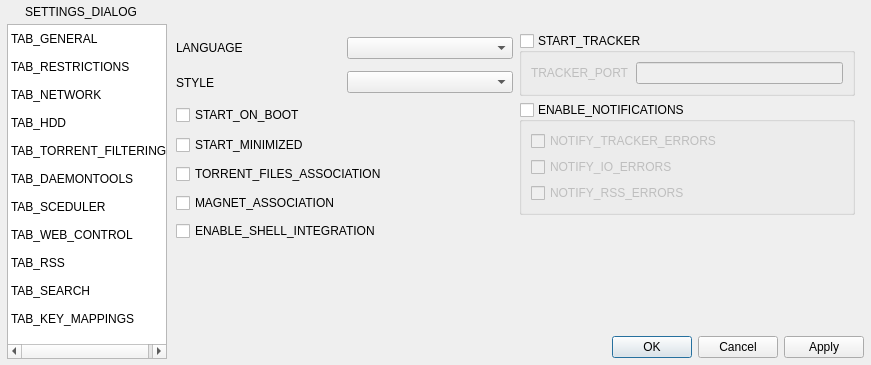
Above: src/core/gui/FormFiles/SettingsDialog.ui from CuteTorrent/CuteTorrent before the change. Below: the same form after it.
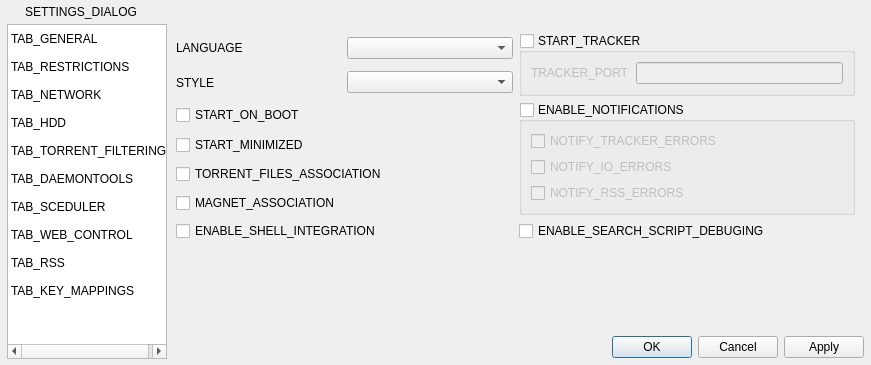
That is the form after the change. The open tabs and pages were chosen to show the change. Icons and pictures are not drawn.

Commit message: VArios bug fixes; Script search engines supportl

```diff
--- a/src/core/gui/FormFiles/SettingsDialog.ui
+++ b/src/core/gui/FormFiles/SettingsDialog.ui
@@ -268,11 +268,6 @@
           <string>TAB_RSS</string>
          </property>
         </item>
-        <item>
-         <property name="text">
-          <string>TAB_SEARCH</string>
-         </property>
-        </item>
         <item>
          <property name="text">
           <string>TAB_KEY_MAPPINGS</string>
@@ -432,6 +427,13 @@
             </property>
            </widget>
           </item>
+          <item row="6" column="2" colspan="2">
+           <widget class="QCheckBox" name="scriptDebugingCheckBox">
+            <property name="text">
+             <string>ENABLE_SEARCH_SCRIPT_DEBUGING</string>
+            </property>
+           </widget>
+          </item>
          </layout>
         </widget>
         <widget class="QWidget" name="restrictionTab">
```
Left out of the diff: 5 changed lines with no effect on the pictures. The commit also changes 77 other files.
